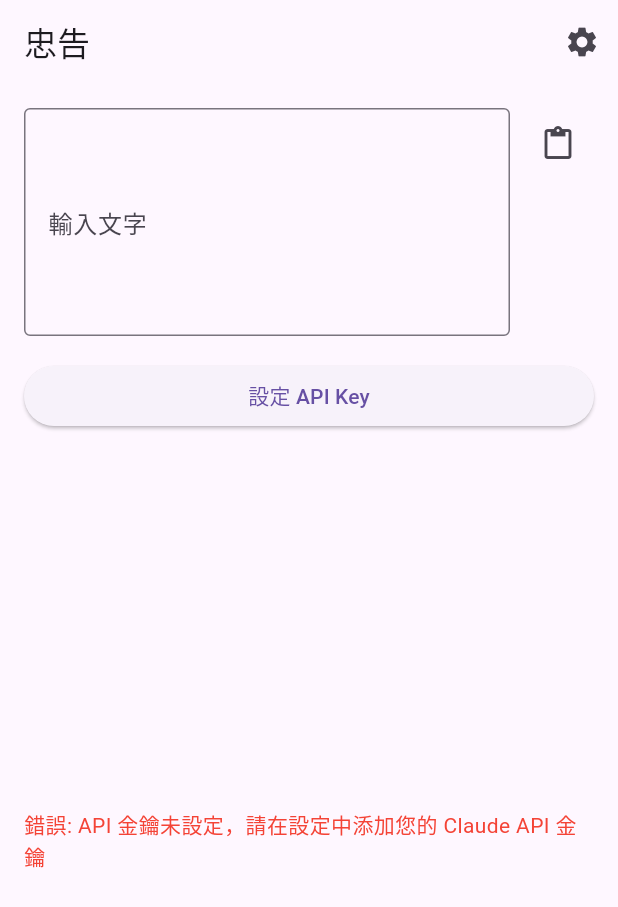
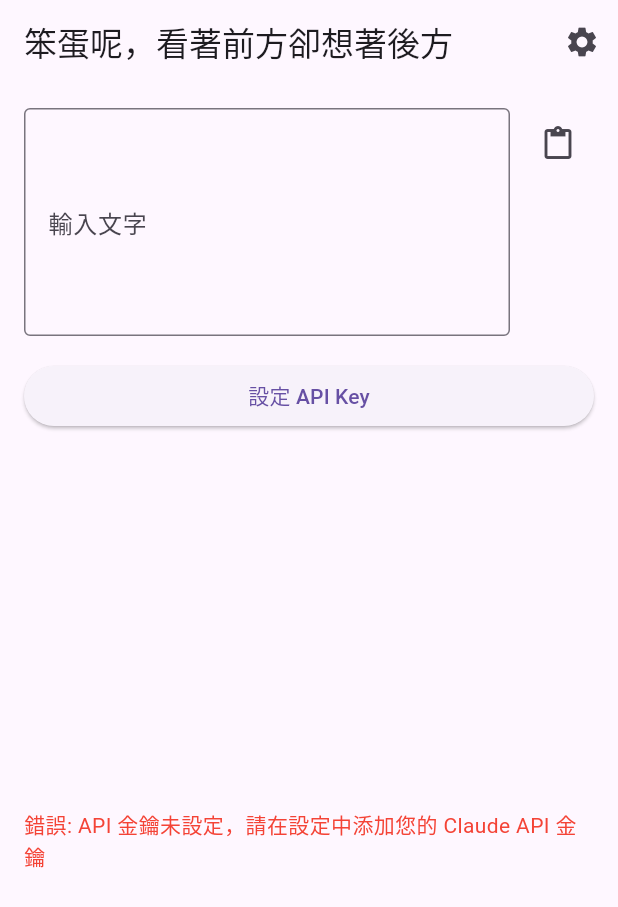
Before and after one commit to tarrragon/translate, a Flutter app: the screen it shows after launch, on a phone screen of 412 x 824 dp. Shown: the top 907 px of the screen. Run offline on Flutter 3.47's test engine with Material 3 defaults, Android fonts, the light colour scheme and no system bars; our stand-ins replace flutter_riverpod, shared_preferences.

Commit message:
更新應用程式標題字串，調整為更具文化意義的內容
- 將應用程式的標題字串修改為「笨蛋呢，看著前方卻想著後方」，以增強使用者的文化共鳴
- 確保字串內容符合台灣文化語境，提升整體使用者體驗

```diff
--- a/lib/constants/app_strings.dart
+++ b/lib/constants/app_strings.dart
@@ -1,6 +1,6 @@
 class AppStrings {
   // App-wide
-  static const appTitle = '忠告';
+  static const appTitle = '笨蛋呢，看著前方卻想著後方';
 
   // Translator Screen
   static const inputLabel = '輸入文字';
```
